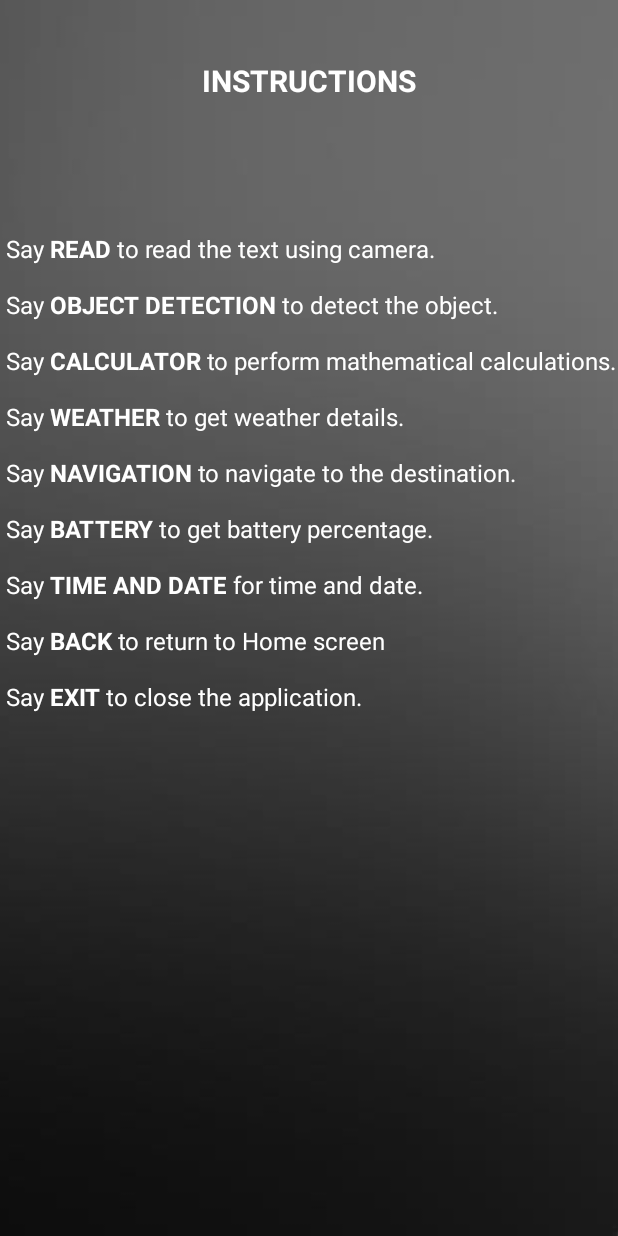
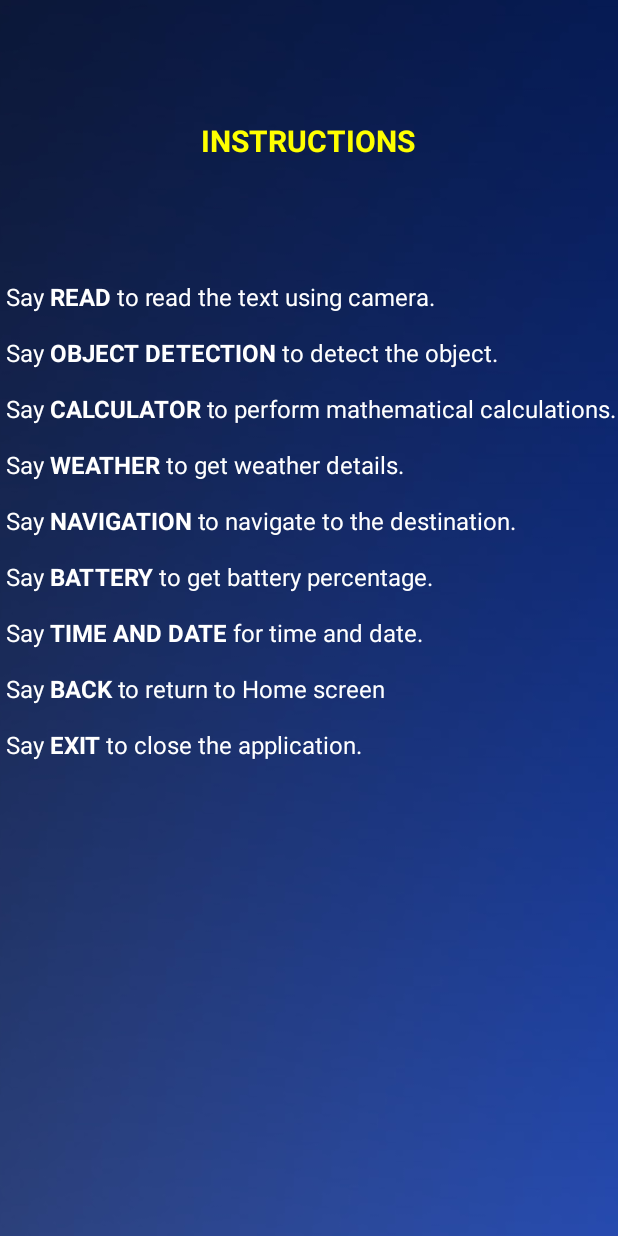
Before and after one commit to mocemoce/VisioGuide2024, an Android app: the Features screen opened directly, with no data from a screen before it, on a phone screen of 412 x 824 dp. Run offline under Robolectric (Android 15) with nearby library versions, the phone set to English and light mode, and no system bars.

Commit message:
2nd commit
Added repeat function on Home.java
Changed backgrounds
Added yellow color
Fixed grammar of strings

```diff
--- a/app/src/main/java/org/tensorflow/lite/examples/detection/Features.java
+++ b/app/src/main/java/org/tensorflow/lite/examples/detection/Features.java
@@ -40,7 +40,7 @@ public class Features extends AppCompatActivity {
                 if (status != TextToSpeech.ERROR) {
                     textToSpeech.setLanguage(Locale.US);
                     textToSpeech.setSpeechRate(1f);
-                    textToSpeech.speak("Say read for read, object detection to detect objects, calculator to perform mathematical calculations, weather to get weather details, navigation to navigate, battery to get battery percentage, time and date for time and date. Say back to return to Home screen. Say exit for closing the application. Swipe left and say what you want ", TextToSpeech.QUEUE_FLUSH, null);
+                    textToSpeech.speak("Say read for read. Object detection to detect objects. Calculator to perform mathematical calculations. Weather to get weather details. Navigation to navigate. Battery to get battery percentage. Time and date for time and date. Say back to return to Home screen. Say exit for closing the application. Swipe left and say what you want ", TextToSpeech.QUEUE_FLUSH, null);
                 }
             }
         });
--- a/app/src/main/res/layout/activity_introductory.xml
+++ b/app/src/main/res/layout/activity_introductory.xml
@@ -11,7 +11,7 @@
         android:contentDescription="@null"
         android:layout_width="0dp"
         android:layout_height="0dp"
-        android:src="@drawable/bg"
+        android:src="@drawable/bbg"
         app:layout_constraintVertical_bias="0"
         android:scaleType="centerCrop"
         app:layout_constraintBottom_toBottomOf="parent"
--- a/app/src/main/res/layout/activity_main.xml
+++ b/app/src/main/res/layout/activity_main.xml
@@ -17,7 +17,7 @@
         android:layout_marginTop="0dp"
         android:layout_marginEnd="0dp"
         android:layout_marginBottom="0dp"
-        android:background="@drawable/bg"
+        android:background="@drawable/bbg"
         android:textColor="@color/teal_700" />
 
     <ImageView
--- a/app/src/main/res/layout/activity_main7.xml
+++ b/app/src/main/res/layout/activity_main7.xml
@@ -11,7 +11,7 @@
         android:layout_width="0dp"
         android:layout_height="0dp"
         android:scaleType="centerCrop"
-        android:src="@drawable/bg"
+        android:src="@drawable/bbg"
         android:contentDescription="@null"
         app:layout_constraintBottom_toBottomOf="parent"
         app:layout_constraintEnd_toEndOf="parent"
@@ -23,14 +23,14 @@
         android:layout_width="wrap_content"
         android:layout_height="wrap_content"
         android:text="@string/instructions"
-        android:textColor="@color/white"
+        android:textColor="@color/yellow"
         android:textSize="20sp"
         app:layout_constraintBottom_toBottomOf="parent"
         app:layout_constraintEnd_toEndOf="parent"
-        app:layout_constraintHorizontal_bias="0.5"
+        app:layout_constraintHorizontal_bias="0.498"
         app:layout_constraintStart_toStartOf="parent"
         app:layout_constraintTop_toTopOf="parent"
-        app:layout_constraintVertical_bias="0.05" />
+        app:layout_constraintVertical_bias="0.1" />
 
     <TextView
         android:id="@+id/voiceInput"
--- a/app/src/main/res/values/colors.xml
+++ b/app/src/main/res/values/colors.xml
@@ -7,5 +7,6 @@
     <color name="teal_700">#FF018786</color>
     <color name="black">#FF000000</color>
     <color name="white">#FFFFFFFF</color>
+    <color name="yellow">#FFFF00</color>
 
  </resources>
```
Also changed, not shown: app/src/main/java/org/tensorflow/lite/examples/detection/Home.java (+21 -18 lines), app/src/main/res/drawable-mdpi/bbg.jpg (added), app/src/main/res/drawable-mdpi/bbg1.jpg (added), app/src/main/res/drawable-mdpi/bbg2.jpg (added), app/src/main/res/drawable-mdpi/bbg3.jpg (added).
